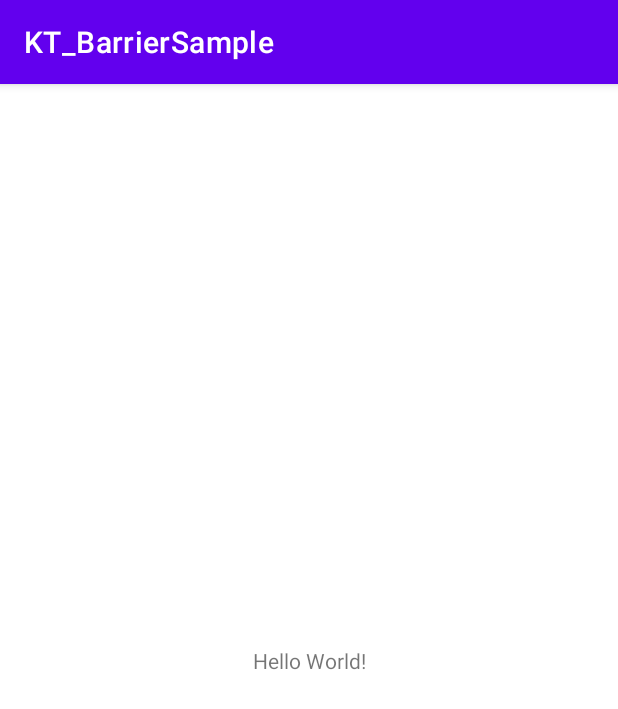
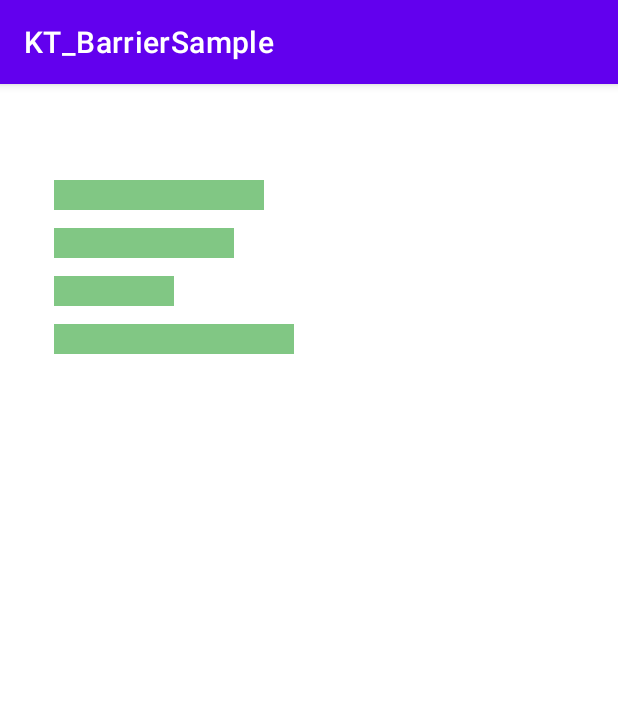
Before and after one commit to RujiraKongsomran/KT_BarrierSample, an Android app: the screen it shows after launch (MainActivity), on a phone screen of 412 x 824 dp. Shown: the top 709 px of the screen. Run offline under Robolectric (Android 15) with nearby library versions, the phone set to English and light mode, and no system bars.

Commit message:
Create 4 view

```diff
--- a/app/src/main/res/layout/activity_main.xml
+++ b/app/src/main/res/layout/activity_main.xml
@@ -6,13 +6,40 @@
     android:layout_height="match_parent"
     tools:context=".MainActivity">
 
-    <TextView
-        android:layout_width="wrap_content"
-        android:layout_height="wrap_content"
-        android:text="Hello World!"
-        app:layout_constraintBottom_toBottomOf="parent"
-        app:layout_constraintLeft_toLeftOf="parent"
-        app:layout_constraintRight_toRightOf="parent"
+    <View
+        android:id="@+id/view2"
+        android:layout_width="140dp"
+        android:layout_height="20dp"
+        android:layout_marginStart="36dp"
+        android:layout_marginTop="64dp"
+        android:background="@drawable/shape_rectangle_green"
+        app:layout_constraintStart_toStartOf="parent"
         app:layout_constraintTop_toTopOf="parent" />
 
+    <View
+        android:id="@+id/view"
+        android:layout_width="120dp"
+        android:layout_height="20dp"
+        android:layout_marginTop="12dp"
+        android:background="@drawable/shape_rectangle_green"
+        app:layout_constraintStart_toStartOf="@+id/view2"
+        app:layout_constraintTop_toBottomOf="@+id/view2" />
+
+    <View
+        android:id="@+id/view3"
+        android:layout_width="80dp"
+        android:layout_height="20dp"
+        android:layout_marginTop="12dp"
+        android:background="@drawable/shape_rectangle_green"
+        app:layout_constraintStart_toStartOf="@+id/view"
+        app:layout_constraintTop_toBottomOf="@+id/view" />
+
+    <View
+        android:id="@+id/view4"
+        android:layout_width="160dp"
+        android:layout_height="20dp"
+        android:layout_marginTop="12dp"
+        android:background="@drawable/shape_rectangle_green"
+        app:layout_constraintStart_toStartOf="@+id/view3"
+        app:layout_constraintTop_toBottomOf="@+id/view3" />
 </androidx.constraintlayout.widget.ConstraintLayout>
```
